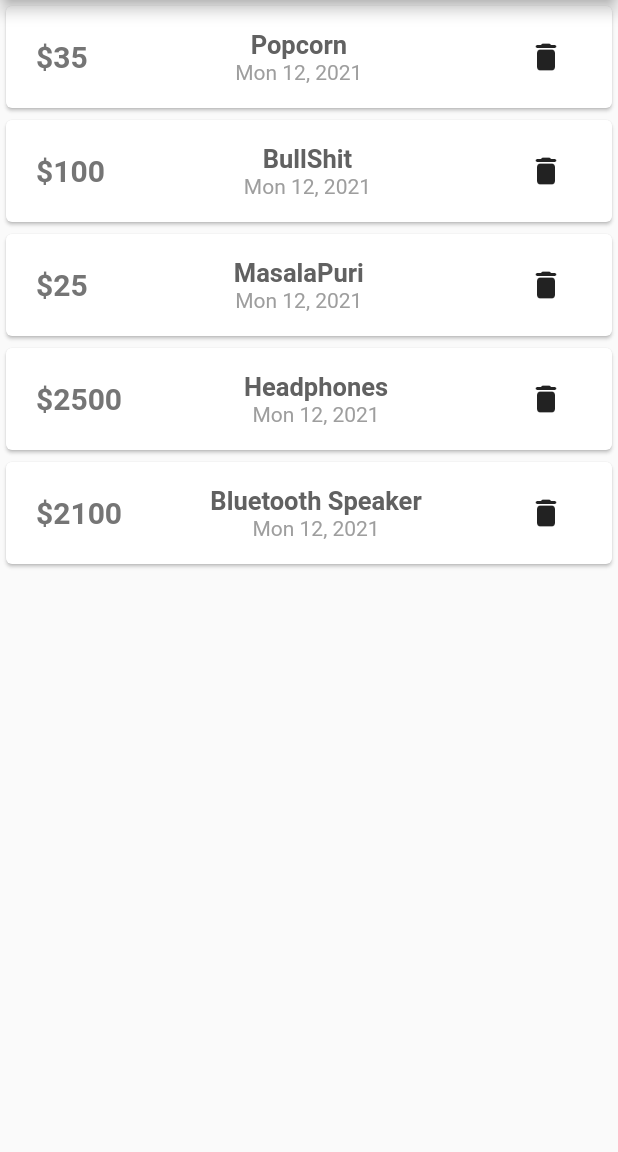
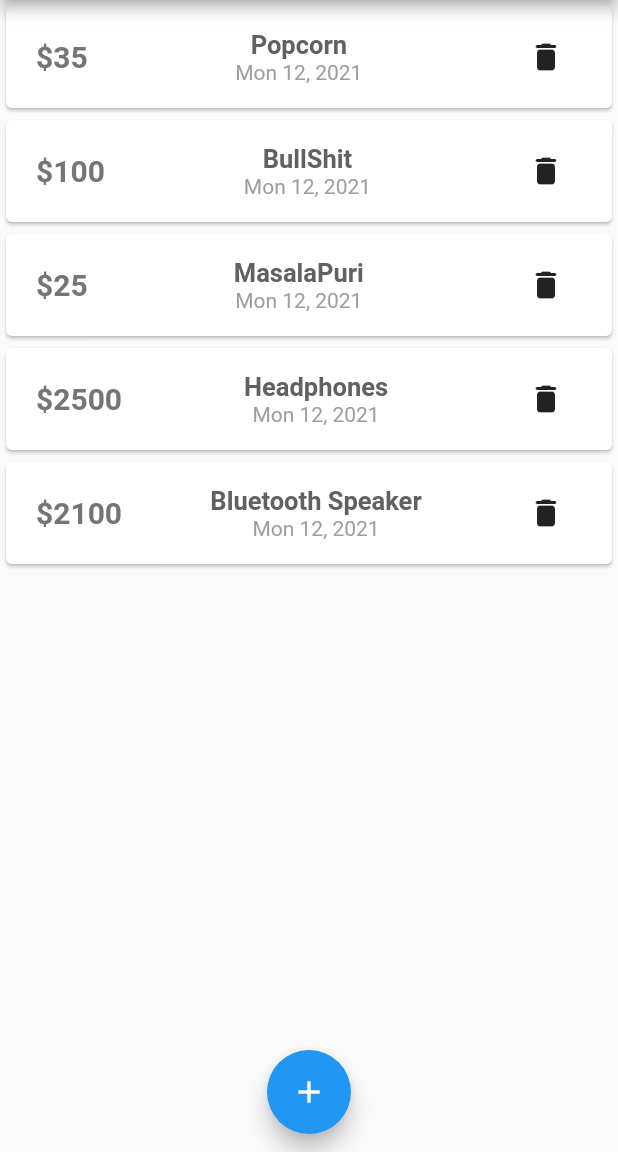
Before and after one commit to VivekKashyapS98/Expenser, a Flutter app: the screen it shows after launch, on a phone screen of 412 x 824 dp, the part 84-1236 px from its top. Run offline on Flutter 3.47's test engine with Material 2 defaults, Android fonts, the phone set to English and light mode, and no system bars.

Commit message:
Floating action button

```diff
--- a/lib/expenceTracker.dart
+++ b/lib/expenceTracker.dart
@@ -1,4 +1,6 @@
-import 'package:expencer/expenceCard.dart';
+import 'package:expencer/newExpense.dart';
+
+import 'expenceCard.dart';
 import 'package:flutter/material.dart';
 
 class ExpenceTracker extends StatefulWidget {
@@ -46,15 +48,22 @@ class _Expences extends State<ExpenceTracker> {
     });
   }
 
-  // var _input = {
-  //   "title": "",
-  //   "cost": 0,
-  //   "date": "",
-  // };
+  void addNewExpense(BuildContext ctx) {
+    showModalBottomSheet(
+      context: ctx,
+      builder: (_) {
+        return NewExpence();
+      },
+    );
+  }
 
   @override
   Widget build(BuildContext context) {
-    return Container(
+    return Scaffold(
+      appBar: AppBar(
+        title: Text("Expencer"),
+      ),
+      body: Container(
         child: Center(
           child: Column(
             children: [
@@ -76,6 +85,13 @@ class _Expences extends State<ExpenceTracker> {
             ],
           ),
         ),
+      ),
+      floatingActionButtonLocation:
+          FloatingActionButtonLocation.miniCenterFloat,
+      floatingActionButton: FloatingActionButton(
+        child: Icon(Icons.add),
+        onPressed: () {},
+      ),
     );
   }
 }
--- a/lib/main.dart
+++ b/lib/main.dart
@@ -1,4 +1,4 @@
-import 'package:expencer/expenceTracker.dart';
+import 'expenceTracker.dart';
 import 'package:flutter/material.dart';
 
 void main() {
@@ -9,14 +9,6 @@ class MyApp extends StatelessWidget {
   // This widget is the root of your application.
   @override
   Widget build(BuildContext context) {
-    return MaterialApp(
-      title: 'Expencer',
-      home: Scaffold(
-        appBar: AppBar(
-          title: Text("Expencer"),
-        ),
-        body: ExpenceTracker(),
-      ),
-    );
+    return MaterialApp(title: 'Expencer', home: ExpenceTracker());
   }
 }
```
Also changed, not shown: lib/newExpense.dart (added, +8 -0 lines). Lines whose indentation alone changed are shown as unchanged.
